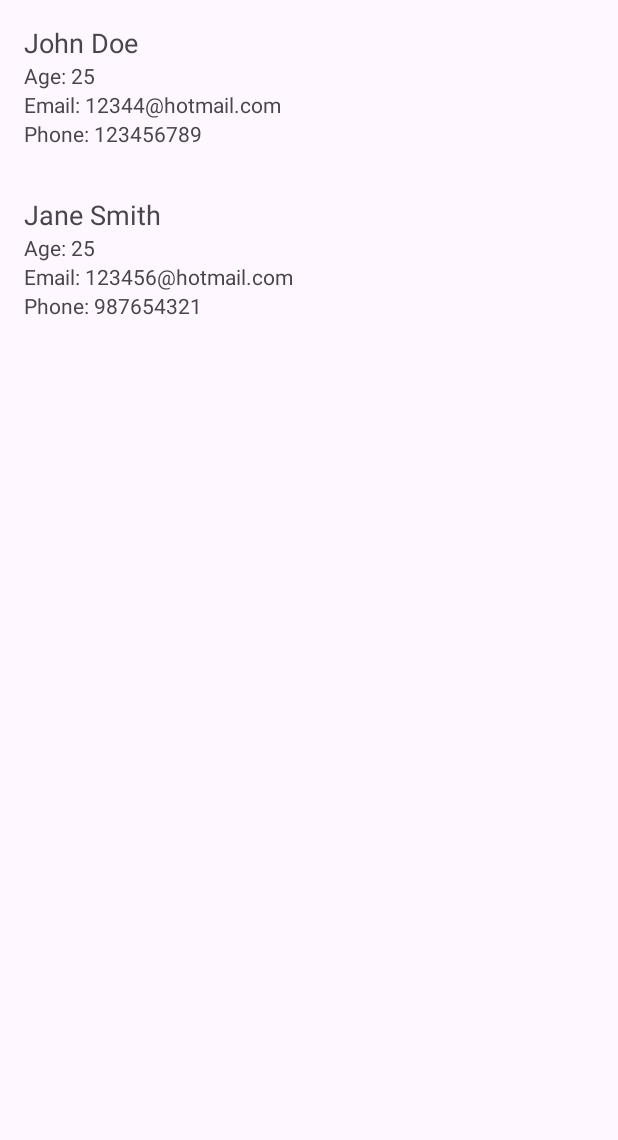
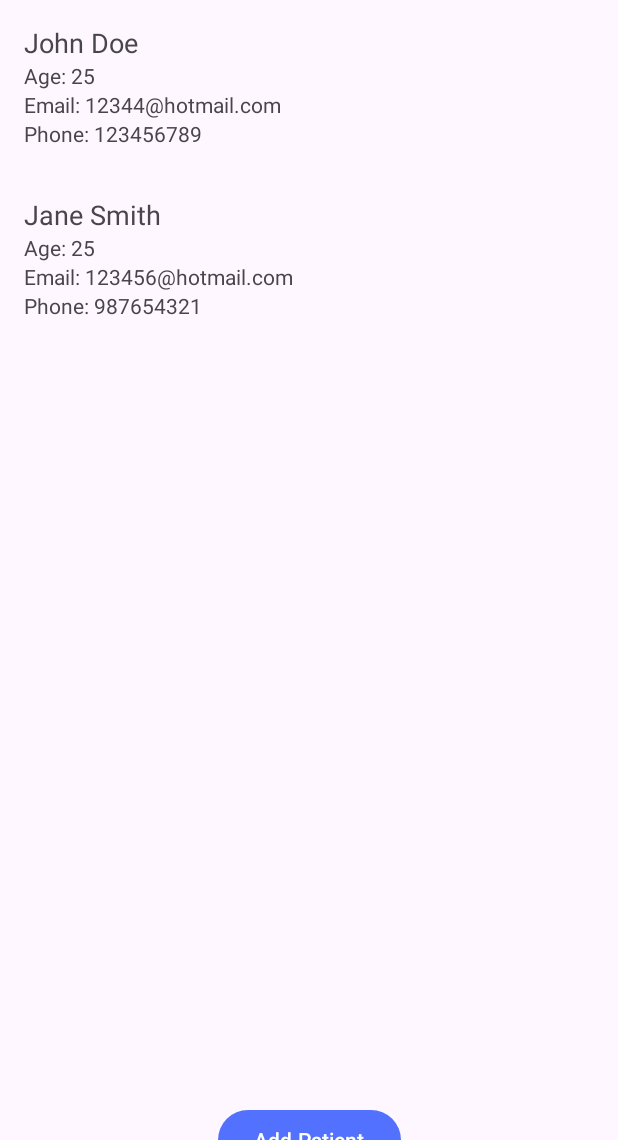
Before and after one commit to MindTrack-WX64/MindTrack_Mobile_App, an Android app: the MainBoardActivity screen opened directly, with no data from a screen before it, on a phone screen of 412 x 824 dp, the part 96-1236 px from its top. Run offline under Robolectric (Android 15) with nearby library versions, the phone set to English and light mode, and no system bars; our stand-ins replace Room's generated code.

Commit message:
feat: adding add patient access

```diff
--- a/app/src/main/AndroidManifest.xml
+++ b/app/src/main/AndroidManifest.xml
@@ -1,3 +1,4 @@
+<?xml version="1.0" encoding="utf-8"?>
 <manifest xmlns:android="http://schemas.android.com/apk/res/android"
     xmlns:tools="http://schemas.android.com/tools">
 
@@ -14,6 +15,9 @@
         android:theme="@style/Theme.MindTrack_Mobile_App"
         tools:targetApi="31">
         <activity
+            android:name=".ui.AddPatientActivity"
+            android:exported="false" />
+        <activity
             android:name=".ui.MainBoardActivity"
             android:exported="false" />
         <activity
@@ -21,6 +25,7 @@
             android:exported="true">
             <intent-filter>
                 <action android:name="android.intent.action.MAIN" />
+
                 <category android:name="android.intent.category.LAUNCHER" />
             </intent-filter>
         </activity>
--- a/app/src/main/java/com/example/mindtrack_mobile_app/ui/MainBoardActivity.kt
+++ b/app/src/main/java/com/example/mindtrack_mobile_app/ui/MainBoardActivity.kt
@@ -1,5 +1,7 @@
 package com.example.mindtrack_mobile_app.ui
+import android.content.Intent
 import android.os.Bundle
+import android.widget.Button
 import androidx.appcompat.app.AppCompatActivity
 import androidx.recyclerview.widget.LinearLayoutManager
 import androidx.recyclerview.widget.RecyclerView
@@ -17,11 +19,17 @@ class MainBoardActivity : AppCompatActivity() {
 
         // Example data
         val patients = listOf(
-            Patient(1, 1, "John Doe", "123456789","12344@hotmail.com",25),
-            Patient(2, 1, "Jane Smith", "987654321","123456@hotmail.com",25)
+            Patient(1, 1, "John Doe", "123456789", "12344@hotmail.com", 25),
+            Patient(2, 1, "Jane Smith", "987654321", "123456@hotmail.com", 25)
         )
 
         val adapter = PatientAdapter(patients)
         recyclerView.adapter = adapter
+
+        val addPatientButton = findViewById<Button>(R.id.addPatientButton)
+        addPatientButton.setOnClickListener {
+            val intent = Intent(this, AddPatientActivity::class.java)
+            startActivity(intent)
+        }
     }
 }
--- a/app/src/main/res/layout/activity_main_board.xml
+++ b/app/src/main/res/layout/activity_main_board.xml
@@ -31,4 +31,15 @@
         app:layout_constraintRight_toRightOf="parent"
         tools:listitem="@layout/item_view" />
 
+    <Button
+        android:id="@+id/addPatientButton"
+        android:layout_width="wrap_content"
+        android:layout_height="wrap_content"
+        android:text="Add Patient"
+        app:layout_constraintBottom_toBottomOf="parent"
+        app:layout_constraintEnd_toEndOf="parent"
+        app:layout_constraintStart_toStartOf="parent"
+        app:layout_constraintTop_toBottomOf="@id/recyclerView"
+        android:layout_margin="16dp" />
+
 </androidx.constraintlayout.widget.ConstraintLayout>
```
